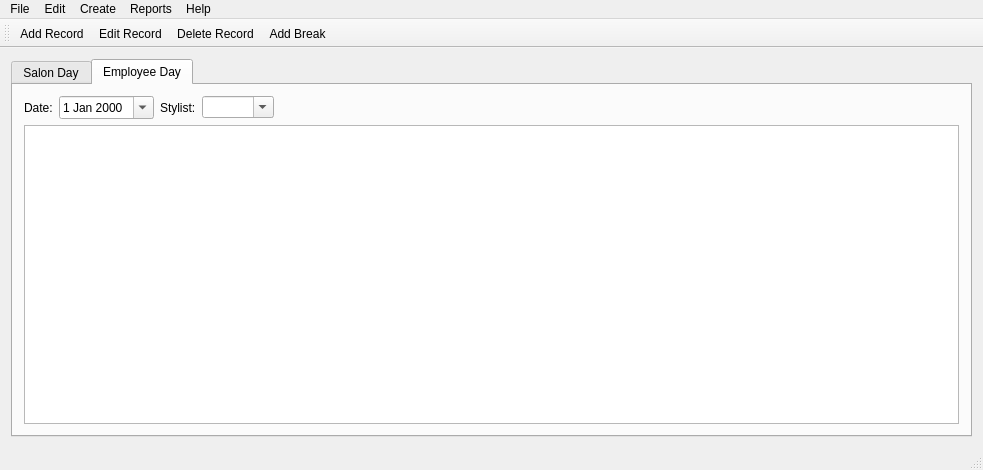
The window that mainwindow.ui (pliniofpa/Profiles_Project) describes before a commit, drawn with Qt 5.
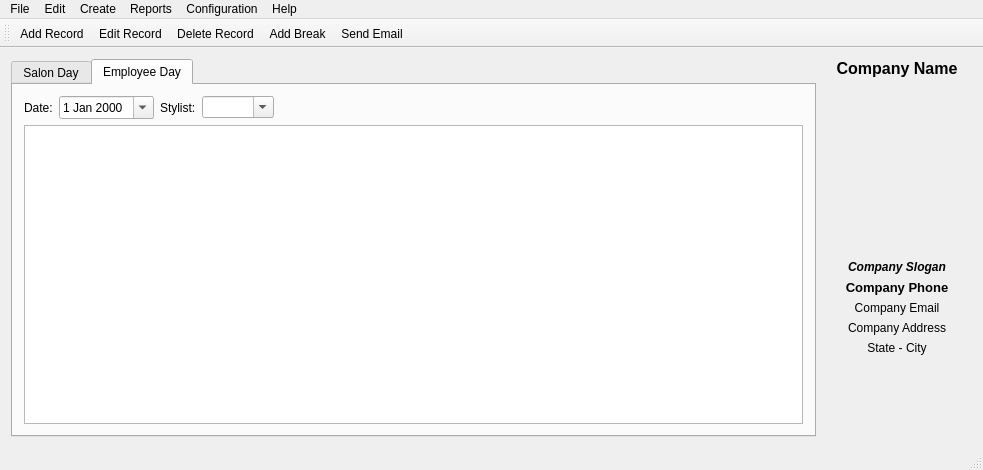
The same window after the commit. Icons and pictures are not drawn. Custom widgets are drawn as their Qt base class.

Commit message: Company Configuration Menu Created and Working. Main Window Altered in order to show Company Information. New Email Button created on Tool Bar in order to send email to Stylists.

```diff
--- a/mainwindow.ui
+++ b/mainwindow.ui
@@ -125,6 +125,155 @@
       </widget>
      </widget>
     </item>
+    <item row="0" column="1">
+     <layout class="QVBoxLayout" name="verticalLayout_2">
+      <item>
+       <widget class="QLabel" name="company_name_label_5">
+        <property name="font">
+         <font>
+          <pointsize>12</pointsize>
+          <weight>75</weight>
+          <bold>true</bold>
+         </font>
+        </property>
+        <property name="text">
+         <string>Company Name</string>
+        </property>
+        <property name="alignment">
+         <set>Qt::AlignCenter</set>
+        </property>
+        <property name="wordWrap">
+         <bool>true</bool>
+        </property>
+       </widget>
+      </item>
+      <item>
+       <widget class="QLabel" name="company_logo_label_4">
+        <property name="minimumSize">
+         <size>
+          <width>150</width>
+          <height>150</height>
+         </size>
+        </property>
+        <property name="maximumSize">
+         <size>
+          <width>150</width>
+          <height>150</height>
+         </size>
+        </property>
+        <property name="text">
+         <string/>
+        </property>
+        <property name="pixmap">
+         <pixmap resource="resources.qrc">:/images/images/oie_bA9mf2KKSkOm.png</pixmap>
+        </property>
+        <property name="scaledContents">
+         <bool>true</bool>
+        </property>
+       </widget>
+      </item>
+      <item>
+       <widget class="QLabel" name="label_6">
+        <property name="text">
+         <string/>
+        </property>
+       </widget>
+      </item>
+      <item>
+       <widget class="QLabel" name="company_slogan_label_7">
+        <property name="font">
+         <font>
+          <weight>75</weight>
+          <italic>true</italic>
+          <bold>true</bold>
+         </font>
+        </property>
+        <property name="text">
+         <string>Company Slogan</string>
+        </property>
+        <property name="alignment">
+         <set>Qt::AlignCenter</set>
+        </property>
+        <property name="wordWrap">
+         <bool>true</bool>
+        </property>
+       </widget>
+      </item>
+      <item>
+       <widget class="QLabel" name="company_phone_label_7">
+        <property name="font">
+         <font>
+          <pointsize>10</pointsize>
+          <weight>75</weight>
+          <bold>true</bold>
+         </font>
+        </property>
+        <property name="text">
+         <string>Company Phone</string>
+        </property>
+        <property name="alignment">
+         <set>Qt::AlignCenter</set>
+        </property>
+        <property name="wordWrap">
+         <bool>true</bool>
+        </property>
+       </widget>
+      </item>
+      <item>
+       <widget class="QLabel" name="company_email_label_4">
+        <property name="text">
+         <string>Company Email</string>
+        </property>
+        <property name="alignment">
+         <set>Qt::AlignCenter</set>
+        </property>
+        <property name="wordWrap">
+         <bool>true</bool>
+        </property>
+       </widget>
+      </item>
+      <item>
+       <widget class="QLabel" name="company_address_label_5">
+        <property name="text">
+         <string>Company Address</string>
+        </property>
+        <property name="alignment">
+         <set>Qt::AlignCenter</set>
+        </property>
+        <property name="wordWrap">
+         <bool>true</bool>
+        </property>
+       </widget>
+      </item>
+      <item>
+       <layout class="QHBoxLayout" name="horizontalLayout_3">
+        <item>
+         <widget class="QLabel" name="company_state_city_label_4">
+          <property name="text">
+           <string>State - City</string>
+          </property>
+          <property name="alignment">
+           <set>Qt::AlignCenter</set>
+          </property>
+         </widget>
+        </item>
+       </layout>
+      </item>
+      <item>
+       <spacer name="verticalSpacer">
+        <property name="orientation">
+         <enum>Qt::Vertical</enum>
+        </property>
+        <property name="sizeHint" stdset="0">
+         <size>
+          <width>20</width>
+          <height>40</height>
+         </size>
+        </property>
+       </spacer>
+      </item>
+     </layout>
+    </item>
    </layout>
   </widget>
   <widget class="QMenuBar" name="menuBar">
@@ -133,7 +282,7 @@
      <x>0</x>
      <y>0</y>
      <width>983</width>
-     <height>21</height>
+     <height>26</height>
     </rect>
    </property>
    <widget class="QMenu" name="menuFile">
@@ -173,10 +322,18 @@
     <addaction name="action_create_Service"/>
     <addaction name="action_create_User"/>
    </widget>
+   <widget class="QMenu" name="menuConfiguration">
+    <property name="title">
+     <string>Configuration</string>
+    </property>
+    <addaction name="actionCompany"/>
+    <addaction name="actionEmail"/>
+   </widget>
    <addaction name="menuFile"/>
    <addaction name="menuEdit"/>
    <addaction name="menuCreate"/>
    <addaction name="menuReports"/>
+   <addaction name="menuConfiguration"/>
    <addaction name="menuHelp"/>
   </widget>
   <widget class="QToolBar" name="mainToolBar">
@@ -199,6 +356,7 @@
    <addaction name="actionEdit_Record"/>
    <addaction name="actionDelete_Record"/>
    <addaction name="actionAdd_Break"/>
+   <addaction name="actionSend_Email"/>
   </widget>
   <widget class="QStatusBar" name="statusBar"/>
   <action name="actionAdd">
@@ -309,6 +467,28 @@
     <string>Appointment</string>
    </property>
   </action>
+  <action name="actionSend_Email">
+   <property name="icon">
+    <iconset resource="resources.qrc">
+     <normaloff>:/images/images/1413781129_Send.png</normaloff>:/images/images/1413781129_Send.png</iconset>
+   </property>
+   <property name="text">
+    <string>Send Email</string>
+   </property>
+   <property name="shortcut">
+    <string>Ctrl+S</string>
+   </property>
+  </action>
+  <action name="actionCompany">
+   <property name="text">
+    <string>Company</string>
+   </property>
+  </action>
+  <action name="actionEmail">
+   <property name="text">
+    <string>Email</string>
+   </property>
+  </action>
  </widget>
  <layoutdefault spacing="6" margin="11"/>
  <customwidgets>
```
The commit also changes 14 other files.
